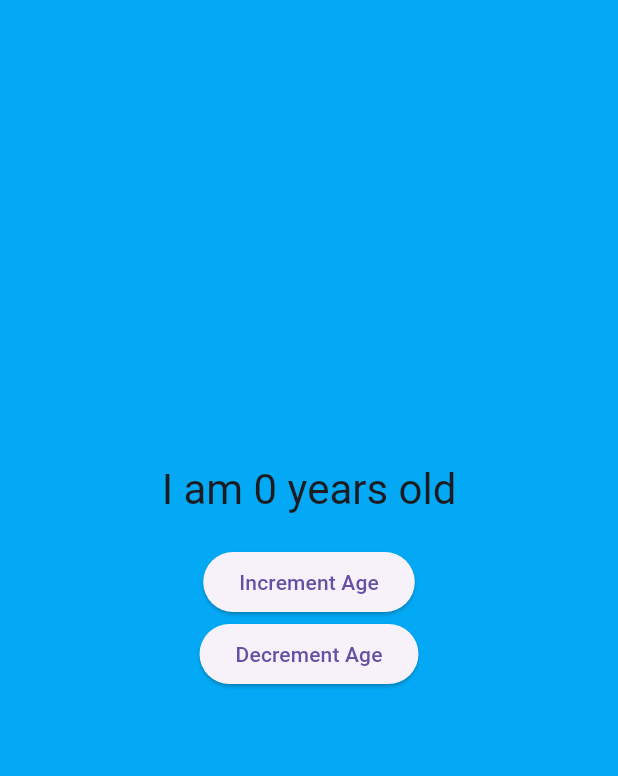
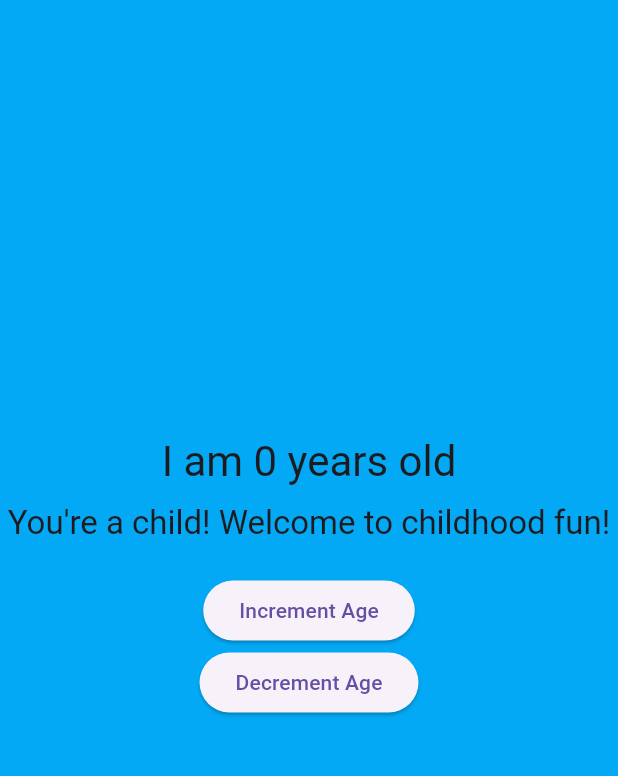
Before and after one commit to koushik2002vas5/counter_app, a Flutter app: the screen it shows after launch, on a phone screen of 412 x 824 dp, the part 84-860 px from its top. Run offline on Flutter 3.47's test engine with Material 3 defaults, Android fonts, the phone set to English and light mode, and no system bars.

```diff
--- a/lib/main.dart
+++ b/lib/main.dart
@@ -32,6 +32,15 @@ class AgeCounter with ChangeNotifier {
     if (age <= 50) return Colors.orange;
     return Colors.grey;
   }
+
+  String getMessage() {
+    if (age <= 12) return "You're a child! Welcome to childhood fun!";
+    if (age <= 19) return "Teenager time! Embrace the chaos of teenage years!";
+    if (age <= 30)
+      return "You're a young adult! Embrace the adventure of adulthood!";
+    if (age <= 50) return "You're an adult now! The prime of your life!";
+    return "Golden years! Golden memories!";
+  }
 }
 
 class MyApp extends StatelessWidget {
@@ -63,7 +72,12 @@ class MyHomePage extends StatelessWidget {
                 'I am ${ageCounter.age} years old',
                 style: Theme.of(context).textTheme.headlineMedium,
               ),
-              const SizedBox(height: 20),
+              SizedBox(height: 10),
+              Text(
+                ageCounter.getMessage(),
+                style: Theme.of(context).textTheme.titleLarge,
+              ),
+              SizedBox(height: 20),
               ElevatedButton(
                 onPressed: ageCounter.increment,
                 child: const Text('Increment Age'),
```
